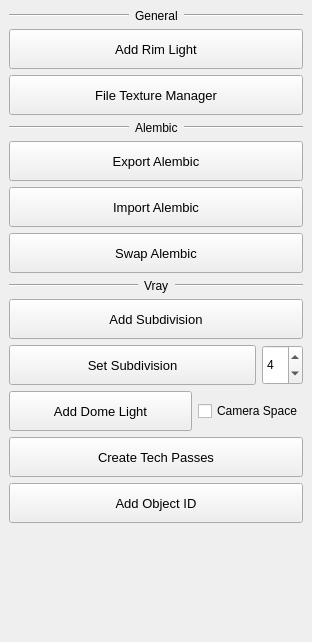
Old version of the form Tapp/Maya/lighting/resources/lighting.ui in the repository bumpybox/Tapp.
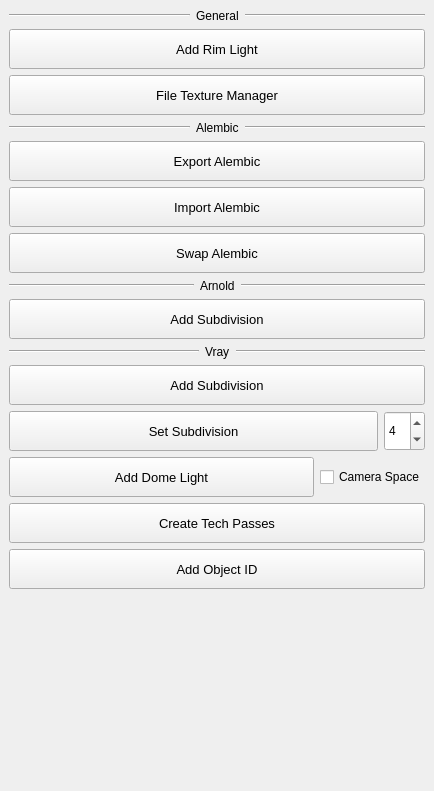
New version of the form.

Commit message: added arnold subdivision

What changed in the file:
```diff
--- a/Tapp/Maya/lighting/resources/lighting.ui
+++ b/Tapp/Maya/lighting/resources/lighting.ui
@@ -6,8 +6,8 @@
    <rect>
     <x>0</x>
     <y>0</y>
-    <width>312</width>
-    <height>642</height>
+    <width>434</width>
+    <height>791</height>
    </rect>
   </property>
   <property name="windowTitle">
@@ -225,6 +225,72 @@
       </property>
      </widget>
     </item>
+    <item>
+     <layout class="QHBoxLayout" name="horizontalLayout_8">
+      <item>
+       <widget class="Line" name="line_7">
+        <property name="sizePolicy">
+         <sizepolicy hsizetype="Expanding" vsizetype="Fixed">
+          <horstretch>0</horstretch>
+          <verstretch>0</verstretch>
+         </sizepolicy>
+        </property>
+        <property name="orientation">
+         <enum>Qt::Horizontal</enum>
+        </property>
+       </widget>
+      </item>
+      <item>
+       <widget class="QLabel" name="label_4">
+        <property name="text">
+         <string>Arnold</string>
+        </property>
+        <property name="scaledContents">
+         <bool>false</bool>
+        </property>
+       </widget>
+      </item>
+      <item>
+       <widget class="Line" name="line_8">
+        <property name="sizePolicy">
+         <sizepolicy hsizetype="Expanding" vsizetype="Fixed">
+          <horstretch>0</horstretch>
+          <verstretch>0</verstretch>
+         </sizepolicy>
+        </property>
+        <property name="orientation">
+         <enum>Qt::Horizontal</enum>
+        </property>
+       </widget>
+      </item>
+     </layout>
+    </item>
+    <item>
+     <widget class="QPushButton" name="arnold_addSubdivision_pushButton">
+      <property name="sizePolicy">
+       <sizepolicy hsizetype="Expanding" vsizetype="Preferred">
+        <horstretch>0</horstretch>
+        <verstretch>0</verstretch>
+       </sizepolicy>
+      </property>
+      <property name="minimumSize">
+       <size>
+        <width>0</width>
+        <height>40</height>
+       </size>
+      </property>
+      <property name="font">
+       <font>
+        <pointsize>10</pointsize>
+        <weight>50</weight>
+        <bold>false</bold>
+       </font>
+      </property>
+      <property name="text">
+       <string>Add Subdivision</string>
+      </property>
+     </widget>
+    </item>
     <item>
      <layout class="QHBoxLayout" name="horizontalLayout_7">
       <item>
```
The commit also changes 2 other files.
